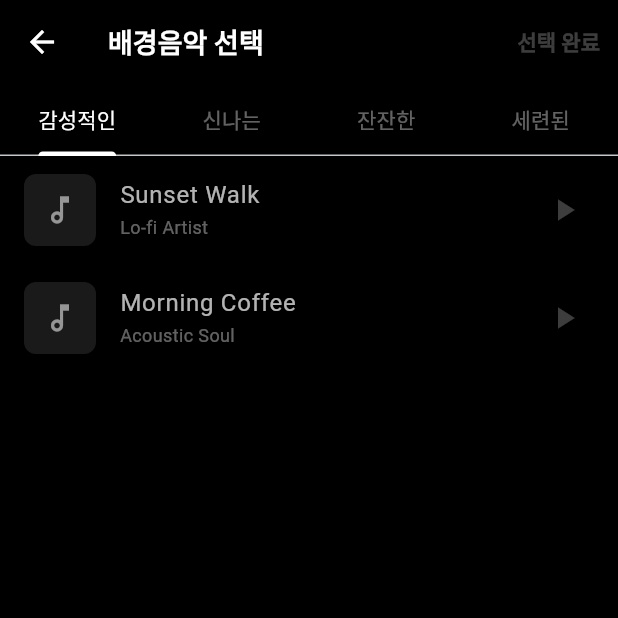
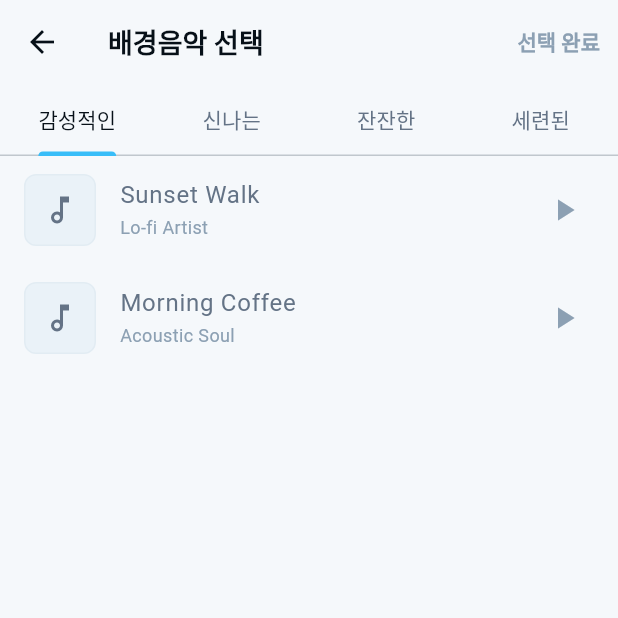
Before and after one commit to guinevere-dk/three_sec, a Flutter app: the BGMPickerScreen screen opened directly, on a phone screen of 412 x 824 dp, the top half of it. Run offline on Flutter 3.47's test engine with Material 3 defaults, Android fonts, the phone set to English and light mode, and no system bars; our stand-ins replace camera, cloud_firestore, device_info_plus, file_picker, firebase_auth, firebase_core and 12 more; missing offline and left inert: flutter_naver_login, gal, in_app_purchase_android, in_app_purchase_storekit, kakao_flutter_sdk_user, tutorial_coach_mark and 1 more; accounts and stored records are empty.

Commit message:
Apply MOA soft light supporting screens

```diff
--- a/lib/screens/bgm_picker_screen.dart
+++ b/lib/screens/bgm_picker_screen.dart
@@ -1,5 +1,7 @@
 import 'package:flutter/material.dart';
 import 'package:video_player/video_player.dart';
+
+import '../theme/moa_design_tokens.dart';
 
 class BGMTrack {
   final String title;
@@ -22,7 +24,8 @@ class BGMPickerScreen extends StatefulWidget {
   State<BGMPickerScreen> createState() => _BGMPickerScreenState();
 }
 
-class _BGMPickerScreenState extends State<BGMPickerScreen> with SingleTickerProviderStateMixin {
+class _BGMPickerScreenState extends State<BGMPickerScreen>
+    with SingleTickerProviderStateMixin {
   late TabController _tabController;
   VideoPlayerController? _previewController;
   BGMTrack? _selectedTrack;
@@ -32,13 +35,48 @@ class _BGMPickerScreenState extends State<BGMPickerScreen> with SingleTickerProv
 
   // 더미 데이터: 실제 앱에서는 서버에서 불러오거나 로컬 자산을 사용합니다.
   final List<BGMTrack> _allTracks = [
-    BGMTrack(title: 'Sunset Walk', author: 'Lo-fi Artist', path: 'https://www.sample-videos.com/audio/mp3/wave.mp3', category: '감성적인'),
-    BGMTrack(title: 'Morning Coffee', author: 'Acoustic Soul', path: 'https://www.sample-videos.com/audio/mp3/crowd-cheering.mp3', category: '감성적인'),
-    BGMTrack(title: 'Urban Beat', author: 'DJ City', path: 'https://www.sample-videos.com/audio/mp3/wave.mp3', category: '신나는'),
-    BGMTrack(title: 'Summer Dance', author: 'Pop Maker', path: 'https://www.sample-videos.com/audio/mp3/crowd-cheering.mp3', category: '신나는'),
-    BGMTrack(title: 'Deep Sleep', author: 'Ambient King', path: 'https://www.sample-videos.com/audio/mp3/wave.mp3', category: '잔잔한'),
-    BGMTrack(title: 'Rainy Night', author: 'Piano Man', path: 'https://www.sample-videos.com/audio/mp3/crowd-cheering.mp3', category: '잔잔한'),
-    BGMTrack(title: 'Fashion Show', author: 'Electro Chic', path: 'https://www.sample-videos.com/audio/mp3/wave.mp3', category: '세련된'),
+    BGMTrack(
+      title: 'Sunset Walk',
+      author: 'Lo-fi Artist',
+      path: 'https://www.sample-videos.com/audio/mp3/wave.mp3',
+      category: '감성적인',
+    ),
+    BGMTrack(
+      title: 'Morning Coffee',
+      author: 'Acoustic Soul',
+      path: 'https://www.sample-videos.com/audio/mp3/crowd-cheering.mp3',
+      category: '감성적인',
+    ),
+    BGMTrack(
+      title: 'Urban Beat',
+      author: 'DJ City',
+      path: 'https://www.sample-videos.com/audio/mp3/wave.mp3',
+      category: '신나는',
+    ),
+    BGMTrack(
+      title: 'Summer Dance',
+      author: 'Pop Maker',
+      path: 'https://www.sample-videos.com/audio/mp3/crowd-cheering.mp3',
+      category: '신나는',
+    ),
+    BGMTrack(
+      title: 'Deep Sleep',
+      author: 'Ambient King',
+      path: 'https://www.sample-videos.com/audio/mp3/wave.mp3',
+      category: '잔잔한',
+    ),
+    BGMTrack(
+      title: 'Rainy Night',
+      author: 'Piano Man',
+      path: 'https://www.sample-videos.com/audio/mp3/crowd-cheering.mp3',
+      category: '잔잔한',
+    ),
+    BGMTrack(
+      title: 'Fashion Show',
+      author: 'Electro Chic',
+      path: 'https://www.sample-videos.com/audio/mp3/wave.mp3',
+      category: '세련된',
+    ),
   ];
 
   @override
@@ -86,13 +124,16 @@ class _BGMPickerScreenState extends State<BGMPickerScreen> with SingleTickerProv
   @override
   Widget build(BuildContext context) {
     return Scaffold(
-      backgroundColor: Colors.black,
+      backgroundColor: MoaDesignTokens.background,
       appBar: AppBar(
-        backgroundColor: Colors.black,
-        iconTheme: const IconThemeData(color: Colors.white),
+        backgroundColor: MoaDesignTokens.background,
+        iconTheme: const IconThemeData(color: MoaDesignTokens.textPrimary),
         title: const Text(
           '배경음악 선택',
-          style: TextStyle(color: Colors.white, fontWeight: FontWeight.bold),
+          style: TextStyle(
+            color: MoaDesignTokens.textPrimary,
+            fontWeight: FontWeight.bold,
+          ),
         ),
         actions: [
           TextButton(
@@ -100,7 +141,9 @@ class _BGMPickerScreenState extends State<BGMPickerScreen> with SingleTickerProv
             child: Text(
               '선택 완료',
               style: TextStyle(
-                color: _selectedTrack != null ? Colors.white : Colors.white24,
+                color: _selectedTrack != null
+                    ? MoaDesignTokens.accentStrong
+                    : MoaDesignTokens.textFaint,
                 fontWeight: FontWeight.bold,
               ),
             ),
@@ -108,9 +151,9 @@ class _BGMPickerScreenState extends State<BGMPickerScreen> with SingleTickerProv
         ],
         bottom: TabBar(
           controller: _tabController,
-          indicatorColor: Colors.white,
-          labelColor: Colors.white,
-          unselectedLabelColor: Colors.white38,
+          indicatorColor: MoaDesignTokens.accentStrong,
+          labelColor: MoaDesignTokens.textPrimary,
+          unselectedLabelColor: MoaDesignTokens.textMuted,
           tabs: _categories.map((cat) => Tab(text: cat)).toList(),
         ),
       ),
@@ -141,28 +184,45 @@ class _BGMPickerScreenState extends State<BGMPickerScreen> with SingleTickerProv
             width: 48,
             height: 48,
             decoration: BoxDecoration(
-              color: isSelected ? Colors.white : Colors.white10,
+              color: isSelected
+                  ? MoaDesignTokens.accentSoft.withValues(alpha: 0.55)
+                  : MoaDesignTokens.surfaceAlt,
               borderRadius: BorderRadius.circular(8),
+              border: Border.all(
+                color: isSelected
+                    ? MoaDesignTokens.accent.withValues(alpha: 0.58)
+                    : MoaDesignTokens.stroke,
+              ),
             ),
             child: Icon(
               isSelected ? Icons.music_note : Icons.music_note_outlined,
-              color: isSelected ? Colors.black : Colors.white54,
+              color: isSelected
+                  ? MoaDesignTokens.accentStrong
+                  : MoaDesignTokens.textMuted,
             ),
           ),
           title: Text(
             track.title,
             style: TextStyle(
-              color: isSelected ? Colors.white : Colors.white70,
+              color: isSelected
+                  ? MoaDesignTokens.textPrimary
+                  : MoaDesignTokens.textMuted,
               fontWeight: isSelected ? FontWeight.bold : FontWeight.normal,
             ),
           ),
           subtitle: Text(
             track.author,
-            style: const TextStyle(color: Colors.white38, fontSize: 12),
+            style: const TextStyle(
+              color: MoaDesignTokens.textFaint,
+              fontSize: 12,
+            ),
           ),
-          trailing: isSelected && _previewController != null && _previewController!.value.isPlaying
-              ? const Icon(Icons.volume_up, color: Colors.white)
-              : const Icon(Icons.play_arrow, color: Colors.white24),
+          trailing:
+              isSelected &&
+                  _previewController != null &&
+                  _previewController!.value.isPlaying
+              ? const Icon(Icons.volume_up, color: MoaDesignTokens.accentStrong)
+              : const Icon(Icons.play_arrow, color: MoaDesignTokens.textFaint),
         );
       },
     );
@@ -172,22 +232,30 @@ class _BGMPickerScreenState extends State<BGMPickerScreen> with SingleTickerProv
     return Container(
       padding: const EdgeInsets.all(20),
       decoration: BoxDecoration(
-        color: Colors.grey[900],
+        color: MoaDesignTokens.surface,
         borderRadius: const BorderRadius.vertical(top: Radius.circular(20)),
+        border: Border.all(color: MoaDesignTokens.stroke),
+        boxShadow: MoaDesignTokens.panelShadow,
       ),
       child: Column(
         mainAxisSize: MainAxisSize.min,
         children: [
           Row(
             children: [
-              const Icon(Icons.volume_down, color: Colors.white54, size: 20),
+              const Icon(
+                Icons.volume_down,
+                color: MoaDesignTokens.textMuted,
+                size: 20,
+              ),
               Expanded(
                 child: SliderTheme(
                   data: SliderTheme.of(context).copyWith(
-                    activeTrackColor: Colors.white,
-                    inactiveTrackColor: Colors.white10,
-                    thumbColor: Colors.white,
-                    overlayColor: Colors.white.withOpacity(0.1),
+                    activeTrackColor: MoaDesignTokens.accentStrong,
+                    inactiveTrackColor: MoaDesignTokens.stroke,
+                    thumbColor: MoaDesignTokens.accentStrong,
+                    overlayColor: MoaDesignTokens.accent.withValues(
+                      alpha: 0.16,
+                    ),
                     trackHeight: 2,
                   ),
                   child: Slider(
@@ -203,13 +271,20 @@ class _BGMPickerScreenState extends State<BGMPickerScreen> with SingleTickerProv
                   ),
                 ),
               ),
-              const Icon(Icons.volume_up, color: Colors.white, size: 20),
+              const Icon(
+                Icons.volume_up,
+                color: MoaDesignTokens.textMuted,
+                size: 20,
+              ),
             ],
           ),
           const SizedBox(height: 10),
           Text(
             '선택됨: ${_selectedTrack?.title} - 볼륨: ${(_volume * 100).toInt()}%',
-            style: const TextStyle(color: Colors.white54, fontSize: 12),
+            style: const TextStyle(
+              color: MoaDesignTokens.textMuted,
+              fontSize: 12,
+            ),
           ),
         ],
       ),
```
Also changed, not shown: lib/screens/capture_screen.dart (+43 -21 lines), lib/screens/clip_extractor_screen.dart (+143 -55 lines), lib/screens/cloud_backup_screen.dart (+27 -11 lines), lib/screens/notifications_screen.dart (+12 -9 lines).
